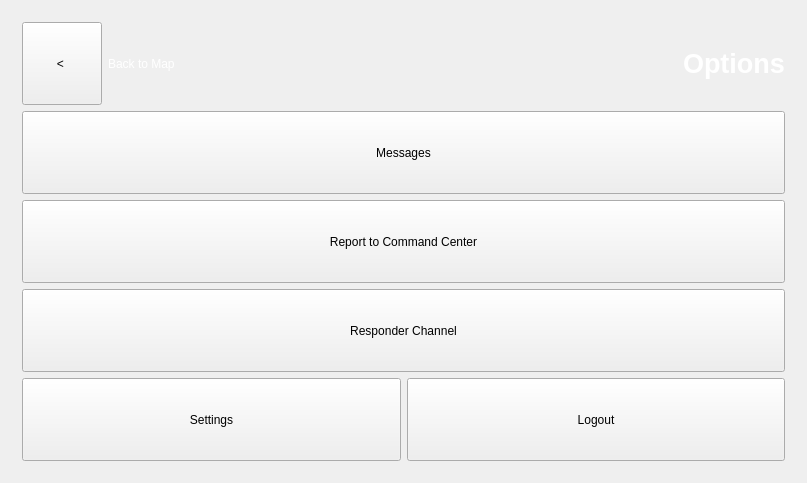
The window that gui/mainwindow.ui (XinChen96/Emergency-Response-System) describes before a commit, drawn with Qt 5.
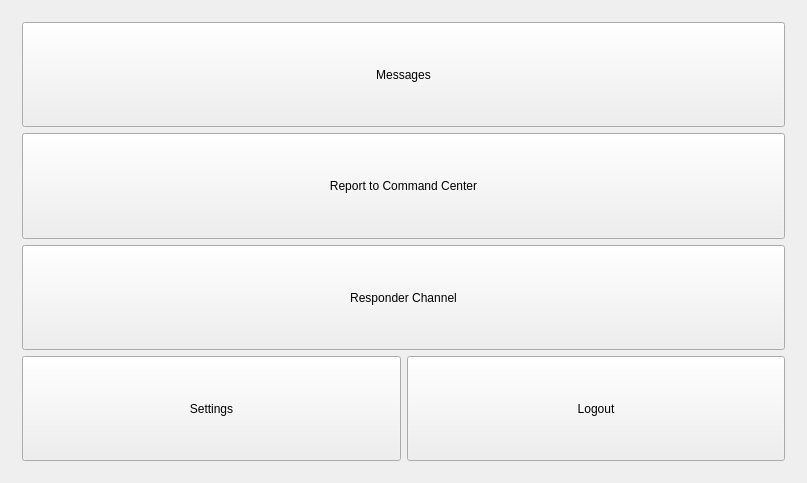
The same window after the commit. The open tabs and pages were chosen to show the change. Icons and pictures are not drawn.

Commit message: db manager simplified

```diff
--- a/gui/mainwindow.ui
+++ b/gui/mainwindow.ui
@@ -2402,64 +2402,6 @@
       </widget>
       <widget class="QWidget" name="menu_General">
        <layout class="QVBoxLayout" name="verticalLayout_13">
-        <item>
-         <layout class="QHBoxLayout" name="horizontalLayout_28">
-          <item>
-           <widget class="QPushButton" name="backMapG">
-            <property name="sizePolicy">
-             <sizepolicy hsizetype="Minimum" vsizetype="Preferred">
-              <horstretch>0</horstretch>
-              <verstretch>0</verstretch>
-             </sizepolicy>
-            </property>
-            <property name="text">
-             <string>  &lt;   </string>
-            </property>
-           </widget>
-          </item>
-          <item>
-           <widget class="QLabel" name="backToMapG">
-            <property name="styleSheet">
-             <string notr="true">color: white</string>
-            </property>
-            <property name="text">
-             <string>Back to Map</string>
-            </property>
-           </widget>
-          </item>
-          <item>
-           <spacer name="horizontalSpacer_6">
-            <property name="orientation">
-             <enum>Qt::Horizontal</enum>
-            </property>
-            <property name="sizeHint" stdset="0">
-             <size>
-              <width>40</width>
-              <height>20</height>
-             </size>
-            </property>
-           </spacer>
-          </item>
-          <item>
-           <widget class="QLabel" name="optionsG">
-            <property name="font">
-             <font>
-              <family>Helvetica</family>
-              <pointsize>20</pointsize>
-              <weight>75</weight>
-              <bold>true</bold>
-             </font>
-            </property>
-            <property name="styleSheet">
-             <string notr="true">color: white</string>
-            </property>
-            <property name="text">
-             <string>Options</string>
-            </property>
-           </widget>
-          </item>
-         </layout>
-        </item>
         <item>
          <widget class="QPushButton" name="messageG">
           <property name="sizePolicy">
```
Left out of the diff: 2 changed lines with no effect on the pictures. The commit also changes 1 other file.
